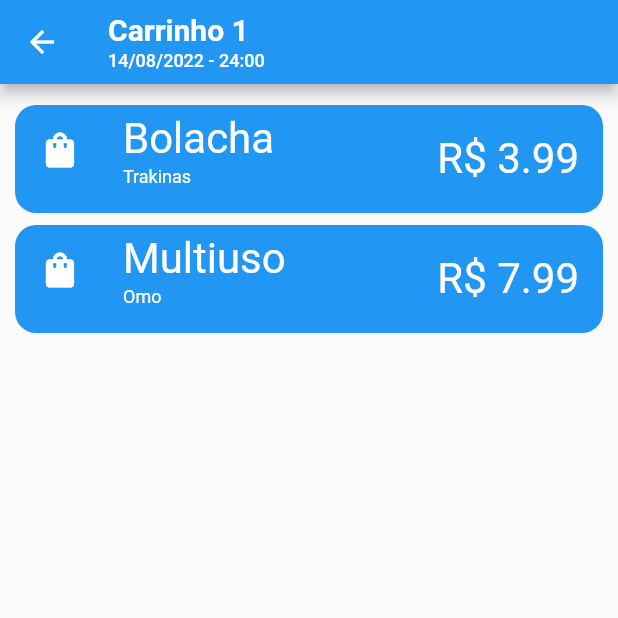
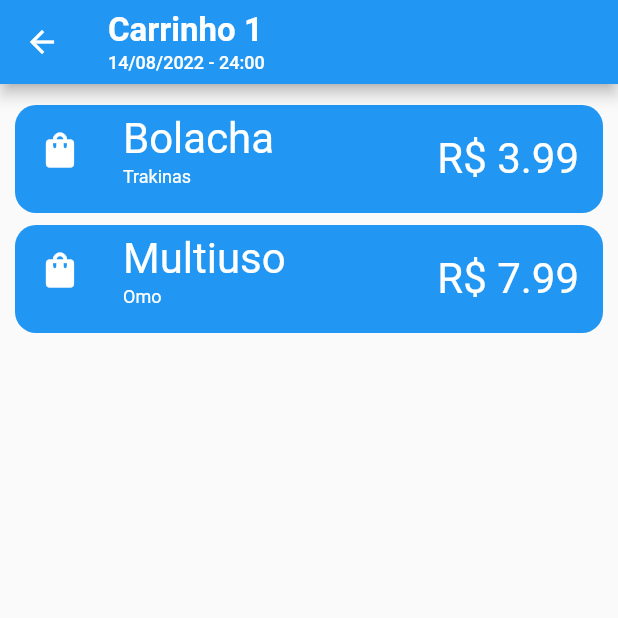
Before and after one commit to Canudo319/shopping-list-app, a Flutter app: the screen it shows after launch, after a tap on "Carrinho 1", on a phone screen of 412 x 824 dp, the top half of it. Run offline on Flutter 3.47's test engine with Material 2 defaults, Android fonts, the phone set to English and light mode, and no system bars; our stand-ins replace shared_preferences.

```diff
--- a/lib/ui/cart_inspection_menu/view/cart_inspection.dart
+++ b/lib/ui/cart_inspection_menu/view/cart_inspection.dart
@@ -2,13 +2,13 @@ import 'package:flutter/material.dart';
 import 'package:shopping_list_app/models/shopping_cart_model.dart';
 import 'package:shopping_list_app/models/shopping_item_model.dart';
 import 'package:shopping_list_app/ui/cart_inspection_menu/widgets/shopping_item_list_tile.dart';
-
-import '../../main_menu/widgets/shopping_cart_list_tile.dart';
+import 'package:shopping_list_app/widgets/text_button_setname.dart';
 
 class CartInspection extends StatefulWidget {
   final ShoppingCartModel cart;
+  final void Function(String) setName;
 
-  const CartInspection(this.cart, {Key? key}) : super(key: key);
+  const CartInspection(this.cart, this.setName, {Key? key}) : super(key: key);
 
   @override
   State<CartInspection> createState() => _CartInspectionState();
@@ -27,18 +27,21 @@ class _CartInspectionState extends State<CartInspection> {
       return listTiles;
     }
 
+    void _setCartName(String name) {
+      setState(() {
+        widget.setName(name);
+      });
+    }
+
     return Scaffold(
       appBar: AppBar(
         backgroundColor: Theme.of(context).primaryColor,
         title: Column(
           crossAxisAlignment: CrossAxisAlignment.start,
           children: [
-            Text(
-              widget.cart.name,
-              style: const TextStyle(
-                fontWeight: FontWeight.bold,
-                fontSize: 20,
-              ),
+            TextButtonSetName(
+              nomeInicial: widget.cart.name,
+              setName: _setCartName,
             ),
             const SizedBox(height: 2),
             Text(
--- a/lib/ui/main_menu/widgets/greeter_widget.dart
+++ b/lib/ui/main_menu/widgets/greeter_widget.dart
@@ -1,7 +1,7 @@
 import 'package:flutter/material.dart';
 import 'package:shared_preferences/shared_preferences.dart';
+import 'package:shopping_list_app/widgets/text_button_setname.dart';
 
-import '../../../widgets/change_name_alert_dialog.dart';
 import 'text_greeter.dart';
 
 class GreeterWidget extends StatefulWidget {
@@ -49,21 +49,10 @@ class _GreeterWidgetState extends State<GreeterWidget> {
       crossAxisAlignment: CrossAxisAlignment.start,
       children: [
         TextGreeter(),
-        InkWell(
-          onTap: () {
-            showDialog(
-              context: context,
-              builder: (_) => ChangeNameAlertDialog(nome, _setName),
-            );
-          },
-          child: Text(
-            nome,
-            style: const TextStyle(
-              fontSize: 22,
-              fontWeight: FontWeight.bold,
-            ),
-          ),
-        )
+        TextButtonSetName(
+          nomeInicial: nome,
+          setName: _setName,
+        ),
       ],
     );
   }
--- a/lib/ui/main_menu/widgets/shopping_cart_list_tile.dart
+++ b/lib/ui/main_menu/widgets/shopping_cart_list_tile.dart
@@ -3,13 +3,24 @@ import 'package:shopping_list_app/models/shopping_cart_model.dart';
 import 'package:shopping_list_app/ui/cart_inspection_menu/view/cart_inspection.dart';
 import 'package:shopping_list_app/widgets/generic_list_tile.dart';
 
-class ShoppingCartListTile extends StatelessWidget {
+class ShoppingCartListTile extends StatefulWidget {
   final ShoppingCartModel cart;
 
   const ShoppingCartListTile(this.cart, {Key? key}) : super(key: key);
 
   @override
+  State<ShoppingCartListTile> createState() => _ShoppingCartListTileState();
+}
+
+class _ShoppingCartListTileState extends State<ShoppingCartListTile> {
+  @override
   Widget build(BuildContext context) {
+    void _setCartName(String newName) {
+      setState(() {
+        widget.cart.setName(newName);
+      });
+    }
+
     const icone = Icon(
       Icons.shopping_cart,
       color: Colors.white,
@@ -19,9 +30,9 @@ class ShoppingCartListTile extends StatelessWidget {
     return Padding(
       padding: const EdgeInsets.fromLTRB(0, 4, 0, 4),
       child: GenericListTile(
-        newScreen: CartInspection(cart),
-        title: cart.name,
-        subtitle: cart.getFormatedDate(),
+        newScreen: CartInspection(widget.cart, _setCartName),
+        title: widget.cart.name,
+        subtitle: widget.cart.getFormatedDate(),
         icone: icone,
       ),
     );
--- /dev/null
+++ b/lib/widgets/text_button_setname.dart
@@ -0,0 +1,33 @@
+import 'package:flutter/material.dart';
+
+import 'change_name_alert_dialog.dart';
+
+class TextButtonSetName extends StatelessWidget {
+  final String nomeInicial;
+  final void Function(String) setName;
+
+  const TextButtonSetName({
+    required this.nomeInicial,
+    required this.setName,
+    Key? key,
+  }) : super(key: key);
+
+  @override
+  Widget build(BuildContext context) {
+    return InkWell(
+      onTap: () {
+        showDialog(
+          context: context,
+          builder: (_) => ChangeNameAlertDialog(nomeInicial, setName),
+        );
+      },
+      child: Text(
+        nomeInicial,
+        style: const TextStyle(
+          fontSize: 22,
+          fontWeight: FontWeight.bold,
+        ),
+      ),
+    );
+  }
+}
```
Also changed, not shown: lib/widgets/change_name_alert_dialog.dart (+4 -4 lines).
